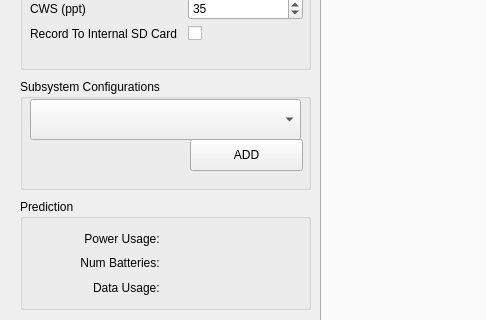
First picture: the form in Frontend/qt/Predictor/predictor_view.ui, repository ricorx7/rti_python, before the edit; both pictures show x 0 to 486 and y 111 to 431 of the 1045 by 874 pixel window.
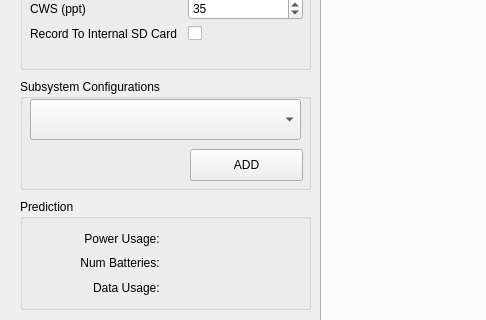
Second picture: the form after the edit.

Commit message: Updated the Predictor View sizes to work in Windows

```diff
--- a/Frontend/qt/Predictor/predictor_view.ui
+++ b/Frontend/qt/Predictor/predictor_view.ui
@@ -127,7 +127,7 @@
      <property name="geometry">
       <rect>
        <x>170</x>
-       <y>60</y>
+       <y>70</y>
        <width>113</width>
        <height>32</height>
       </rect>
```
The commit also changes 5 other files.
